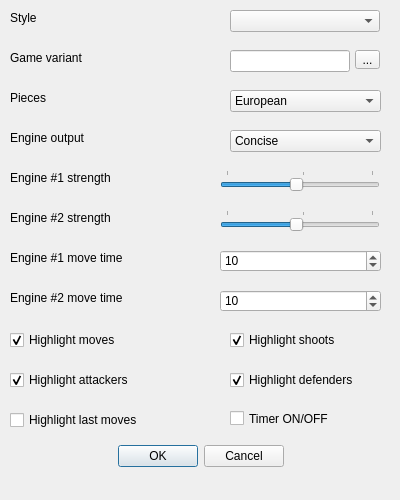
Above: settingsdialog.ui from fire-lizard/QBoard before the change. Below: the same form after it.
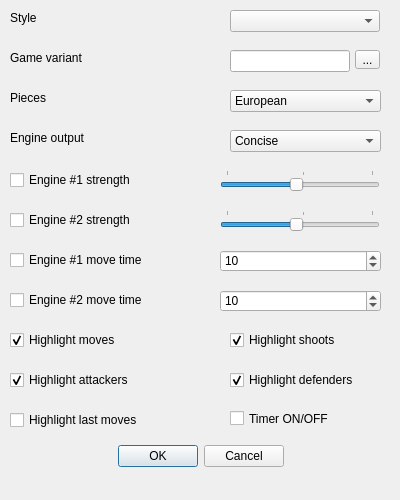
That is the form after the change.

The edit to the form file:
```diff
--- a/settingsdialog.ui
+++ b/settingsdialog.ui
@@ -273,19 +273,6 @@
     <string>...</string>
    </property>
   </widget>
-  <widget class="QLabel" name="engine1DepthLabel">
-   <property name="geometry">
-    <rect>
-     <x>10</x>
-     <y>170</y>
-     <width>121</width>
-     <height>16</height>
-    </rect>
-   </property>
-   <property name="text">
-    <string>Engine #1 strength</string>
-   </property>
-  </widget>
   <widget class="QSlider" name="engine1DepthHorizontalSlider">
    <property name="geometry">
     <rect>
@@ -314,19 +301,6 @@
     <number>0</number>
    </property>
   </widget>
-  <widget class="QLabel" name="engine2DepthLabel">
-   <property name="geometry">
-    <rect>
-     <x>10</x>
-     <y>210</y>
-     <width>121</width>
-     <height>16</height>
-    </rect>
-   </property>
-   <property name="text">
-    <string>Engine #2 strength</string>
-   </property>
-  </widget>
   <widget class="QSlider" name="engine2DepthHorizontalSlider">
    <property name="geometry">
     <rect>
@@ -355,32 +329,6 @@
     <number>0</number>
    </property>
   </widget>
-  <widget class="QLabel" name="engine1TimeLabel">
-   <property name="geometry">
-    <rect>
-     <x>10</x>
-     <y>250</y>
-     <width>121</width>
-     <height>16</height>
-    </rect>
-   </property>
-   <property name="text">
-    <string>Engine #1 move time</string>
-   </property>
-  </widget>
-  <widget class="QLabel" name="engine2TimeLabel">
-   <property name="geometry">
-    <rect>
-     <x>10</x>
-     <y>290</y>
-     <width>121</width>
-     <height>16</height>
-    </rect>
-   </property>
-   <property name="text">
-    <string>Engine #2 move time</string>
-   </property>
-  </widget>
   <widget class="QSpinBox" name="engine1TimeSpinBox">
    <property name="geometry">
     <rect>
@@ -419,6 +367,58 @@
     <number>10</number>
    </property>
   </widget>
+  <widget class="QCheckBox" name="engine1DepthCheckBox">
+   <property name="geometry">
+    <rect>
+     <x>10</x>
+     <y>170</y>
+     <width>151</width>
+     <height>20</height>
+    </rect>
+   </property>
+   <property name="text">
+    <string>Engine #1 strength</string>
+   </property>
+  </widget>
+  <widget class="QCheckBox" name="engine2DepthCheckBox">
+   <property name="geometry">
+    <rect>
+     <x>10</x>
+     <y>210</y>
+     <width>151</width>
+     <height>20</height>
+    </rect>
+   </property>
+   <property name="text">
+    <string>Engine #2 strength</string>
+   </property>
+  </widget>
+  <widget class="QCheckBox" name="engine1TimeCheckBox">
+   <property name="geometry">
+    <rect>
+     <x>10</x>
+     <y>250</y>
+     <width>151</width>
+     <height>20</height>
+    </rect>
+   </property>
+   <property name="text">
+    <string>Engine #1 move time</string>
+   </property>
+  </widget>
+  <widget class="QCheckBox" name="engine2TimeCheckBox">
+   <property name="geometry">
+    <rect>
+     <x>10</x>
+     <y>290</y>
+     <width>151</width>
+     <height>20</height>
+    </rect>
+   </property>
+   <property name="text">
+    <string>Engine #2 move time</string>
+   </property>
+  </widget>
  </widget>
  <resources/>
  <connections>
```
